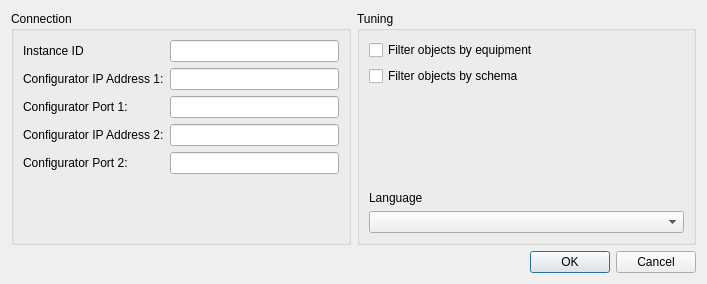
Qt form TuningClient/DialogSettings.ui (whiteman-kr/u7set) before a commit.
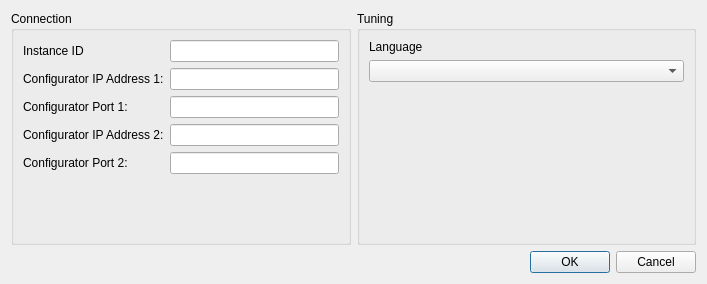
The same form after that commit.

Patch:
```diff
--- a/TuningClient/DialogSettings.ui
+++ b/TuningClient/DialogSettings.ui
@@ -101,23 +101,13 @@
         <item row="0" column="0">
          <layout class="QGridLayout" name="gridLayout_3">
           <item row="1" column="0">
-           <widget class="QCheckBox" name="m_filterBySchema">
+           <widget class="QLabel" name="label_6">
             <property name="text">
-             <string>Filter objects by schema</string>
+             <string>Language</string>
             </property>
            </widget>
           </item>
-          <item row="0" column="0">
-           <widget class="QCheckBox" name="m_filterByEquipment">
-            <property name="text">
-             <string>Filter objects by equipment</string>
-            </property>
-           </widget>
-          </item>
-          <item row="4" column="0">
-           <widget class="QComboBox" name="m_languageCombo"/>
-          </item>
-          <item row="2" column="0">
+          <item row="3" column="0">
            <spacer name="verticalSpacer">
             <property name="orientation">
              <enum>Qt::Vertical</enum>
@@ -130,12 +120,8 @@
             </property>
            </spacer>
           </item>
-          <item row="3" column="0">
-           <widget class="QLabel" name="label_6">
-            <property name="text">
-             <string>Language</string>
-            </property>
-           </widget>
+          <item row="2" column="0">
+           <widget class="QComboBox" name="m_languageCombo"/>
           </item>
          </layout>
         </item>
```
